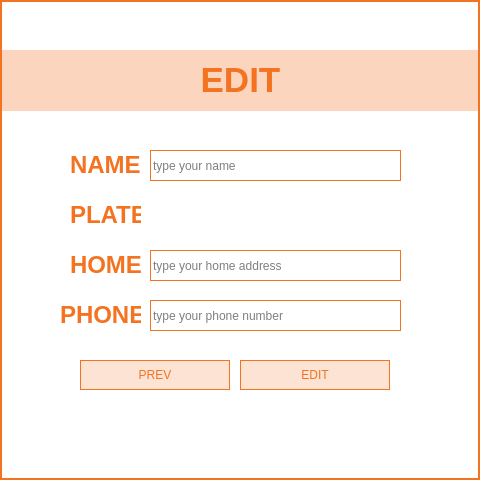
Qt form cctv_36/src/ui/edit.ui (VEDA-ThirtySix/PAMS-client) before a commit.
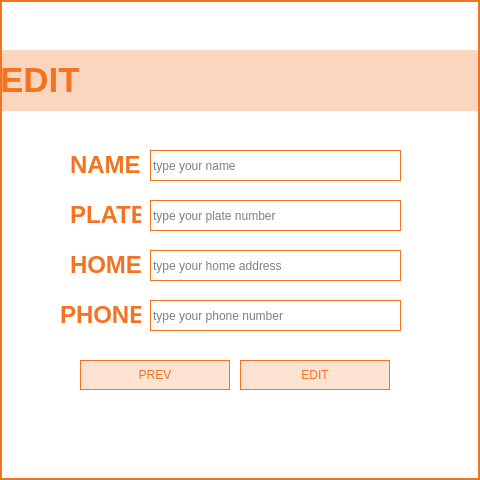
The same form after that commit.

The edit to the form file:
```diff
--- a/cctv_36/src/ui/edit.ui
+++ b/cctv_36/src/ui/edit.ui
@@ -48,12 +48,11 @@
    <property name="styleSheet">
     <string notr="true">	color:  rgb(0, 0, 0);
 	background:white;
-	border:1px solid rgb(255,255,255);
-	font: 500 15pt &quot;Quicksand Medium&quot;;
-	</string>
+	border:1px solid rgb(243,115,33);
+	font: 500 12pt &quot;Quicksand Medium&quot;;</string>
    </property>
    <property name="placeholderText">
-    <string/>
+    <string>type your plate number</string>
    </property>
   </widget>
   <widget class="QLineEdit" name="lineEdit_home">
@@ -166,9 +165,6 @@
    <property name="text">
     <string>&lt;html&gt;&lt;head/&gt;&lt;body&gt;&lt;p&gt;&lt;span style=&quot; font-size:26pt; font-weight:700;&quot;&gt;EDIT&lt;/span&gt;&lt;/p&gt;&lt;/body&gt;&lt;/html&gt;</string>
    </property>
-   <property name="alignment">
-    <set>Qt::AlignmentFlag::AlignCenter</set>
-   </property>
   </widget>
   <widget class="QLabel" name="label_name">
    <property name="geometry">
```
